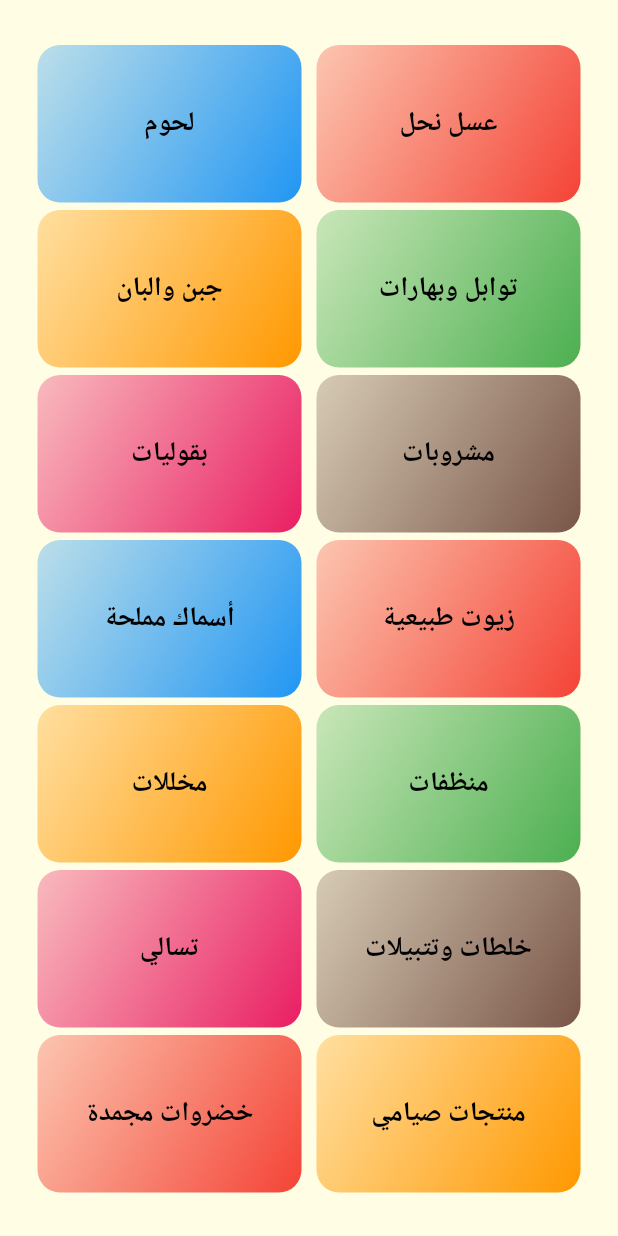
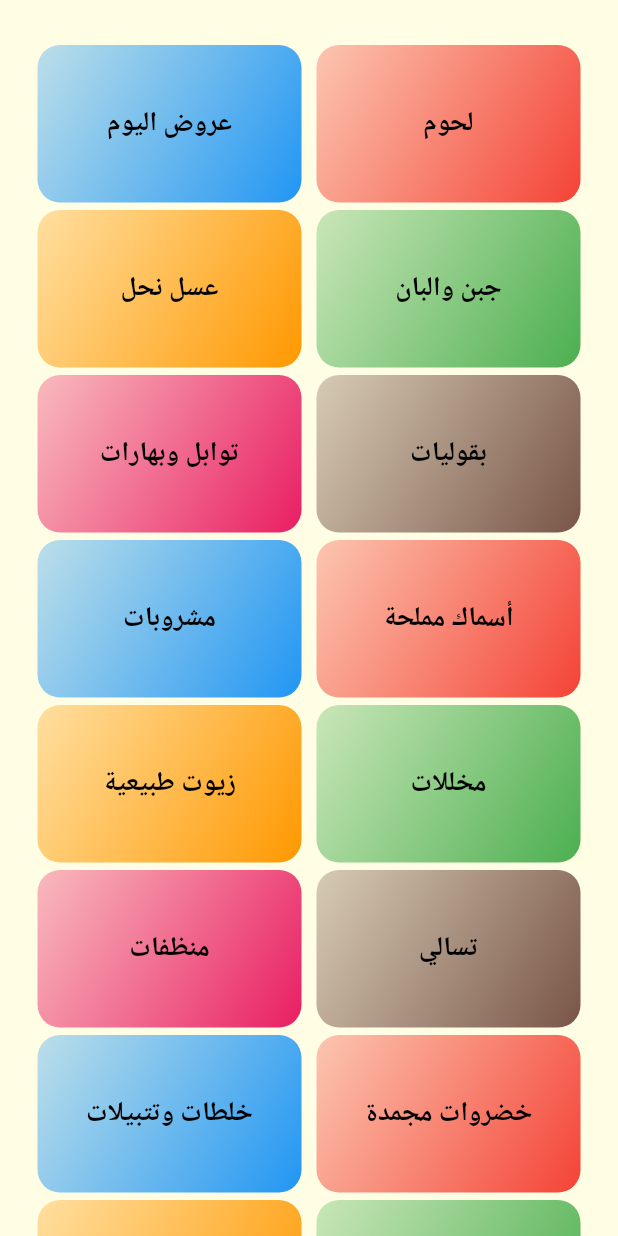
Before and after one commit to hmagdyadel/Awal-El-swah, a Flutter app: the CategoriesScreen screen opened by its route, on a phone screen of 412 x 824 dp. Run offline on Flutter 3.47's test engine with Material 2 defaults, Android fonts, the phone set to English and light mode, and no system bars; our stand-ins replace firebase_core, firebase_storage, image_picker, shared_preferences; accounts and stored records are empty.

Commit message:
version 1 to google play

```diff
--- a/lib/main.dart
+++ b/lib/main.dart
@@ -1,4 +1,4 @@
-import 'package:awal_el_swah/screens/favorites_screen.dart';
+
 import 'package:flutter/services.dart';
 
 import '../screens/category_screen.dart';
--- a/lib/screens/about_screen.dart
+++ b/lib/screens/about_screen.dart
@@ -1,6 +1,5 @@
-import 'package:awal_el_swah/screens/tabs_screen.dart';
+import '../screens/tabs_screen.dart';
 
-import '../screens/product_overview.dart';
 import '../widgets/app_drawer.dart';
 import 'package:flutter/material.dart';
 import 'package:url_launcher/url_launcher.dart';
--- a/lib/screens/cart_screen.dart
+++ b/lib/screens/cart_screen.dart
@@ -94,7 +94,7 @@ class _OrderButtonState extends State<OrderButton> {
                 String text =  Provider.of<Cart>(context,listen: false).whatsOrder;
 
                 await launch(
-                    'https://api.whatsapp.com/send?phone=201125516481&text=$text');
+                    'https://api.whatsapp.com/send?phone=201280563786&text=$text');
                 setState(() {
                   _isLoading = false;
                 });
--- a/lib/screens/edit_product_screen.dart
+++ b/lib/screens/edit_product_screen.dart
@@ -135,6 +135,7 @@ class _EditProductScreenState extends State<EditProductScreen> {
   bool? isFavorite;
 
   List _catList = [
+    'عروض اليوم',
     'لحوم',
     'عسل نحل',
     'جبن والبان',
@@ -148,7 +149,8 @@ class _EditProductScreenState extends State<EditProductScreen> {
     'تسالي',
     'خلطات وتتبيلات',
     'خضروات مجمدة',
-    'منتجات صيامي'
+    'منتجات صيامي',
+    'منتجات أخري'
   ];
 
   @override
--- a/lib/widgets/app_drawer.dart
+++ b/lib/widgets/app_drawer.dart
@@ -1,10 +1,7 @@
-import 'package:awal_el_swah/screens/favorites_screen.dart';
-
 import '../screens/tabs_screen.dart';
 import '../screens/auth_screen.dart';
 import '../screens/about_screen.dart';
 import '../screens/contact_us.dart';
-import '../screens/product_overview.dart';
 import 'package:flutter/material.dart';
 import 'package:provider/provider.dart';
 import '../screens/orders_screen.dart';
@@ -207,7 +204,7 @@ class _AppDrawerState extends State<AppDrawer> {
                   });
 
                   Navigator.pop(ctx);
-                  if (codeDialog == '1234') {
+                  if (codeDialog == '9735') {
                     codeDialog = '';
                     valueText = '';
                     Navigator.of(context)
--- a/lib/widgets/dummy_data.dart
+++ b/lib/widgets/dummy_data.dart
@@ -4,63 +4,68 @@ import '../models/category.dart';
 const DUMMY_CATEGORIES = const [
   Category(
     id: 'c1',
-    name: "لحوم",
+    name: "عروض اليوم",
     color: Colors.blue,
   ),
   Category(
     id: 'c2',
-    name: 'عسل نحل',
+    name: "لحوم",
     color: Colors.red,
   ),
   Category(
     id: 'c3',
-    name: 'جبن والبان',
+    name: 'عسل نحل',
     color: Colors.orange,
   ),
   Category(
     id: 'c4',
-    name: 'توابل وبهارات',
+    name: 'جبن والبان',
     color: Colors.green,
   ),
   Category(
     id: 'c5',
-    name: 'بقوليات',
+    name: 'توابل وبهارات',
     color: Colors.pink,
   ),
   Category(
     id: 'c6',
-    name: 'مشروبات',
+    name: 'بقوليات',
     color: Colors.brown,
   ),
   Category(
     id: 'c7',
-    name: 'أسماك مملحة',
+    name: 'مشروبات',
     color: Colors.blue,
   ),
   Category(
     id: 'c8',
-    name: 'زيوت طبيعية',
+    name: 'أسماك مملحة',
     color: Colors.red,
   ),
   Category(
     id: 'c9',
-    name: 'مخللات',
+    name: 'زيوت طبيعية',
     color: Colors.orange,
   ),
   Category(
     id: 'c10',
-    name: 'منظفات',
+    name: 'مخللات',
     color: Colors.green,
   ),
   Category(
     id: 'c11',
-    name: 'تسالي',
+    name: 'منظفات',
     color: Colors.pink,
   ),
   Category(
     id: 'c12',
+    name: 'تسالي',
+    color: Colors.brown,
+  ),
+  Category(
+    id: 'c13',
     name: 'خلطات وتتبيلات',
-    color: Colors.brown,
+    color: Colors.blue,
   ),
   Category(
     id: 'c14',
@@ -72,4 +77,10 @@ const DUMMY_CATEGORIES = const [
     name: 'منتجات صيامي',
     color: Colors.orange,
   ),
+
+  Category(
+    id: 'c16',
+    name: 'منتجات أخري',
+    color: Colors.green,
+  ),
 ];
--- a/lib/widgets/products_grid.dart
+++ b/lib/widgets/products_grid.dart
@@ -29,7 +29,7 @@ class ProductsGrid extends StatelessWidget {
             ),
           )
         : GridView.builder(
-            padding: EdgeInsets.all(15),
+            padding: EdgeInsets.all(16),
             gridDelegate: SliverGridDelegateWithFixedCrossAxisCount(
                 crossAxisCount: 1,
                 childAspectRatio: 5 / 4,
--- a/lib/widgets/user_product_item.dart
+++ b/lib/widgets/user_product_item.dart
@@ -1,7 +1,4 @@
-import 'dart:convert';
-
 import '../providers/products.dart';
-
 import '../screens/edit_product_screen.dart';
 import 'package:flutter/material.dart';
 import 'package:provider/provider.dart';
```
Also changed, not shown: lib/widgets/product_item.dart (+14 -9 lines).
